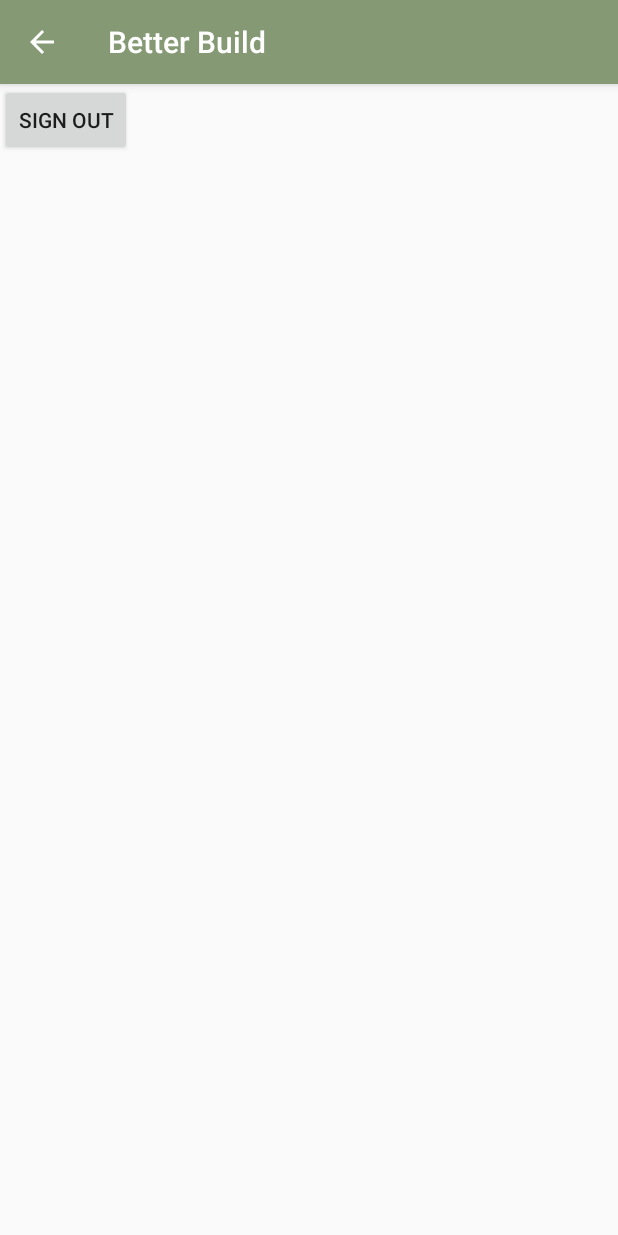
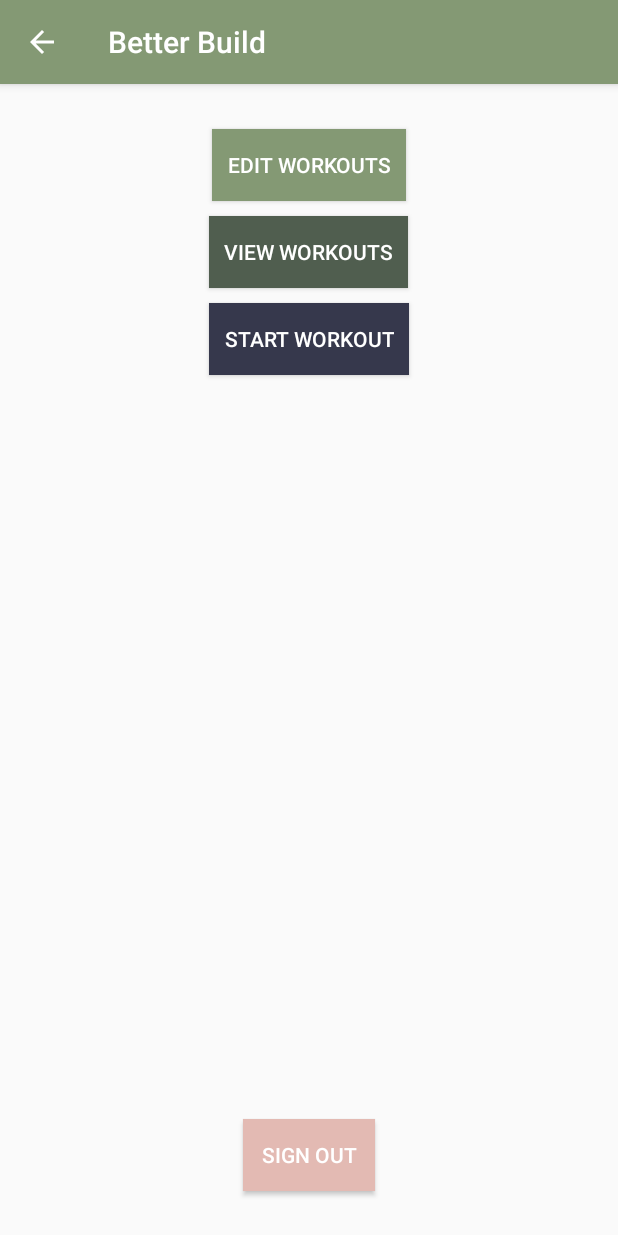
Before and after one commit to iyergauri/betterBuild, an Android app: the screen it shows after launch once a user with an empty profile is signed in (HomePage), on a phone screen of 412 x 824 dp. Run offline under Robolectric (Android 15) with nearby library versions, the phone set to English and light mode, and no system bars; our stand-ins replace Firebase (no records; nobody signed in at launch, a user with empty details on screens opened directly).

Commit message:
Added buttons for activities on Homepage

```diff
--- a/app/src/main/res/layout/activity_homepage.xml
+++ b/app/src/main/res/layout/activity_homepage.xml
@@ -1,16 +1,58 @@
 <?xml version="1.0" encoding="utf-8"?>
-<android.support.constraint.ConstraintLayout xmlns:android="http://schemas.android.com/apk/res/android"
-    xmlns:app="http://schemas.android.com/apk/res-auto"
+<RelativeLayout xmlns:android="http://schemas.android.com/apk/res/android"
     xmlns:tools="http://schemas.android.com/tools"
     android:layout_width="match_parent"
     android:layout_height="match_parent"
     tools:context="com.android.betterbuild.HomePage">
 
     <Button
-        android:id="@+id/sign_out_button"
+        android:id="@+id/edit_workouts_button"
+        android:background="@color/colorPrimary"
+        android:textColor="@color/colorWhite"
+        android:text="Edit Workouts"
         android:layout_width="wrap_content"
         android:layout_height="wrap_content"
+        android:layout_alignParentTop="true"
+        android:layout_centerHorizontal="true"
+        android:padding="10dp"
+        android:layout_marginTop="30dp" />
+
+    <Button
+        android:id="@+id/view_workouts_button"
+        android:background="@color/colorPrimaryDark"
+        android:textColor="@color/colorWhite"
+        android:layout_width="wrap_content"
+        android:layout_height="wrap_content"
+        android:layout_below="@+id/edit_workouts_button"
+        android:layout_centerHorizontal="true"
         android:onClick="onClick"
-        android:text="Sign out" />
+        android:text="View Workouts"
+        android:padding="10dp"
+        android:layout_marginTop="10dp"/>
 
-</android.support.constraint.ConstraintLayout>
+    <Button
+        android:id="@+id/start_workout_button"
+        android:background="@color/colorAccent"
+        android:textColor="@color/colorWhite"
+        android:layout_width="wrap_content"
+        android:layout_height="wrap_content"
+        android:layout_below="@+id/view_workouts_button"
+        android:layout_centerHorizontal="true"
+        android:onClick="onClick"
+        android:text="Start Workout"
+        android:padding="10dp"
+        android:layout_marginTop="10dp"/>
+
+    <Button
+        android:id="@+id/sign_out_button"
+        android:background="@color/colorAccentPastel"
+        android:textColor="@color/colorWhite"
+        android:layout_width="wrap_content"
+        android:layout_height="wrap_content"
+        android:layout_alignParentBottom="true"
+        android:layout_centerHorizontal="true"
+        android:onClick="onClick"
+        android:text="Sign out"
+        android:layout_marginBottom="30dp"/>
+
+</RelativeLayout>
--- a/app/src/main/res/values/colors.xml
+++ b/app/src/main/res/values/colors.xml
@@ -6,5 +6,6 @@
     <color name="colorAccentBright">#613a43</color>
     <color name="colorAccentPastel">#e3bab3</color>
     <color name="colorAccentWhite">#e9dccd</color>
+    <color name="colorWhite">#ffffff</color>
 
 </resources>
```
